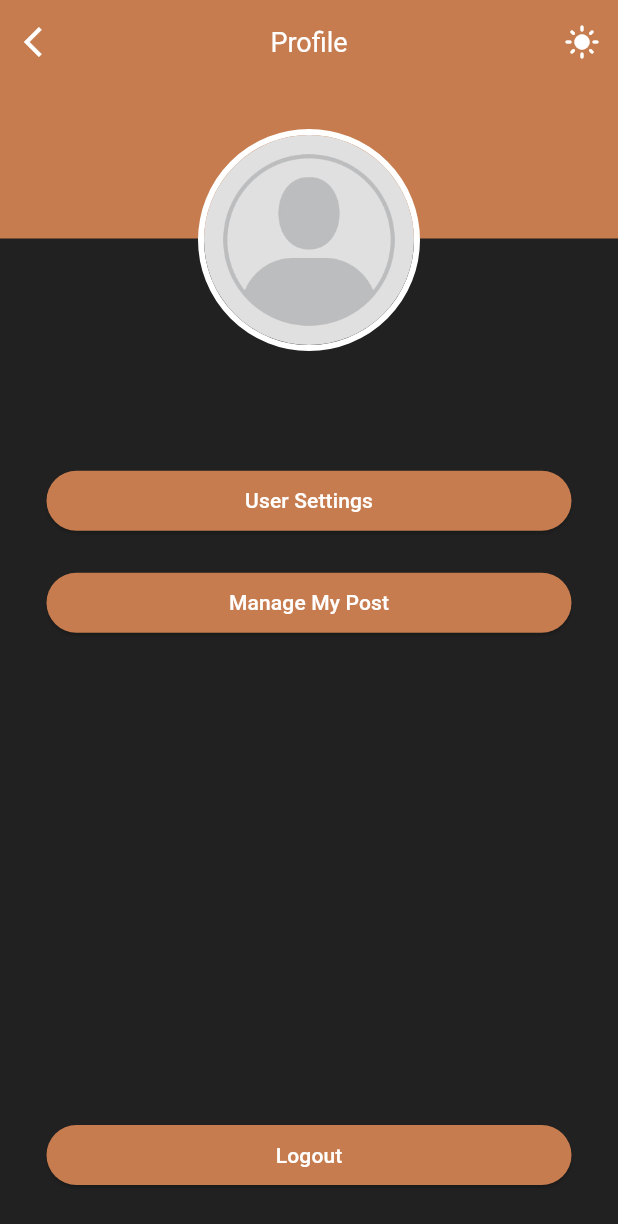
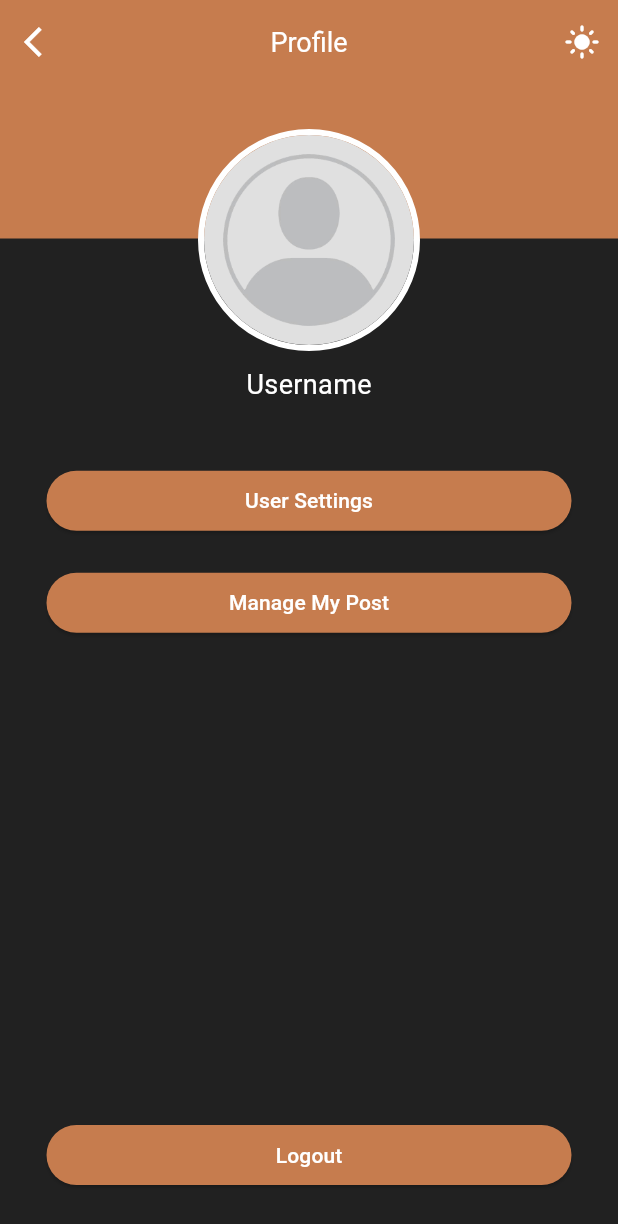
Before and after one commit to devinmarselio/petlv, a Flutter app: the ProfileScreen screen opened directly, after a tap on the "dark mode" icon, on a phone screen of 412 x 824 dp. Shown: the top 1224 px of the screen. Run offline on Flutter 3.47's test engine with Material 3 defaults, Android fonts, the phone set to English and light mode, and no system bars; our stand-ins replace cloud_firestore, expandable, firebase_auth, firebase_core, firebase_storage, geolocator and 3 more; accounts and stored records are empty.

Commit message:
fix profile

```diff
--- a/lib/main.dart
+++ b/lib/main.dart
@@ -9,7 +9,6 @@
 import 'package:petlv/themes/theme.dart';
 import 'package:petlv/themes/theme_provider.dart';
 import 'package:provider/provider.dart';
-
 
 void main() async {
   WidgetsFlutterBinding.ensureInitialized();
@@ -36,9 +35,9 @@
         stream: FirebaseAuth.instance.authStateChanges(),
         builder: (context, snapshot) {
           if (snapshot.hasData) {
+            return SignInScreen();
+          } else {
             return BottomNavBarScreen();
-          } else {
-            return const SignInScreen();
           }
         },
       ),
--- a/lib/screens/profile_screen.dart
+++ b/lib/screens/profile_screen.dart
@@ -70,8 +70,8 @@ class _ProfileScreenState extends State<ProfileScreen> {
               .snapshots(),
           builder: (context, snapshot) {
             if (snapshot.hasData) {
-              _username = snapshot.data!.get('username');
-              _profilePictureUrl = snapshot.data!.get('profilePicture');
+              _username = snapshot.data!.get('username') ?? '';
+              _profilePictureUrl = snapshot.data!.get('profilePicture') ?? '';
             }
             return Column(
               children: [
@@ -118,7 +118,7 @@ class _ProfileScreenState extends State<ProfileScreen> {
                             height: MediaQuery.of(context).size.width / 9,
                             child: Center(
                               child: Text(
-                                _username,
+                                _username.isEmpty ? 'Username' : _username,
                                 style: TextStyle(fontSize: 18),
                               ),
                             ),
```
